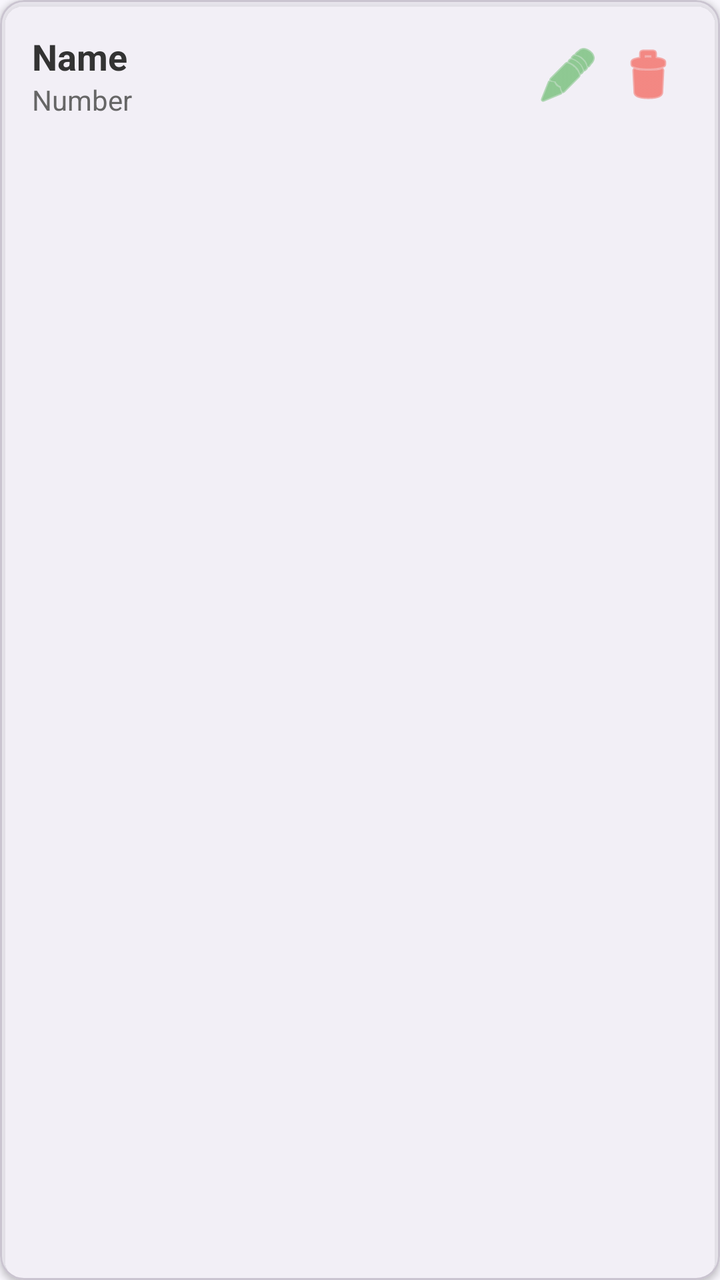
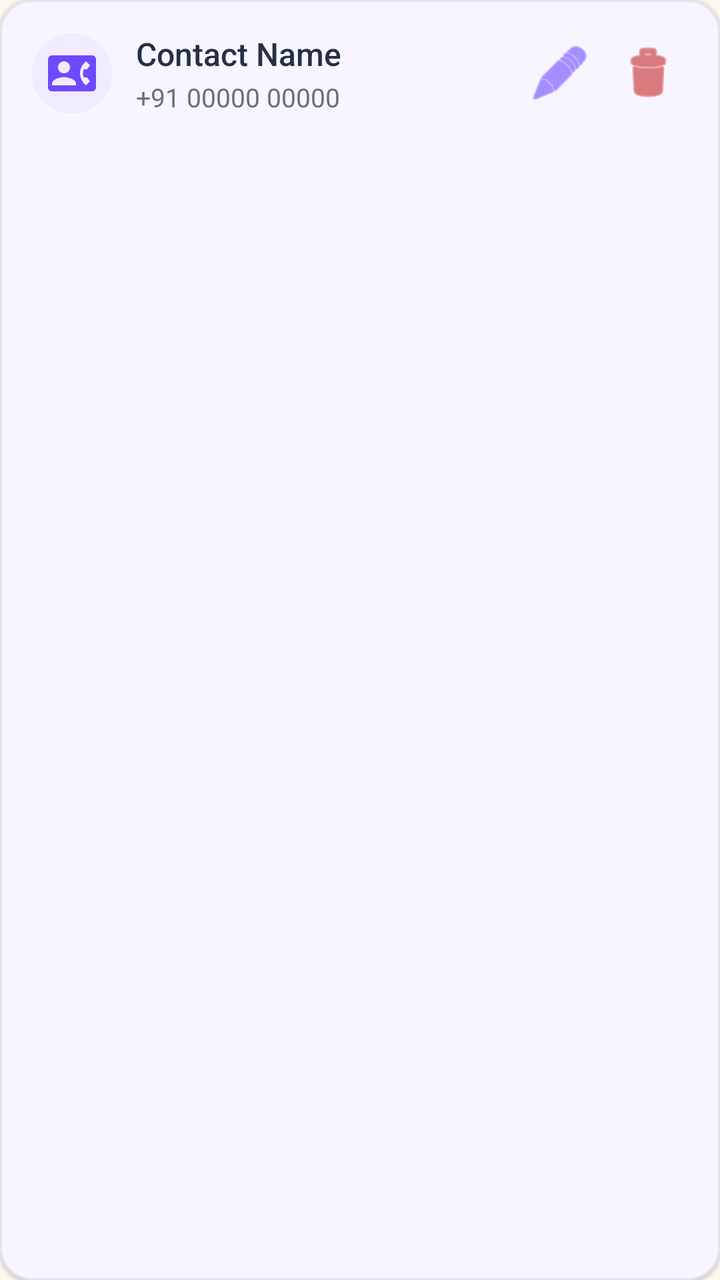

An Android layout rendered at two revisions. The XML below is the earlier revision; the diff shows what the commit changed to produce the second picture.
<!-- AndroidManifest.xml: application theme Theme.EmpowHer -->
<!-- res/layout/item_contact.xml -->
<?xml version="1.0" encoding="utf-8"?>
<com.google.android.material.card.MaterialCardView xmlns:android="http://schemas.android.com/apk/res/android"
    xmlns:app="http://schemas.android.com/apk/res-auto"
    android:layout_width="match_parent"
    android:layout_height="wrap_content"
    android:layout_marginBottom="8dp"
    app:cardCornerRadius="12dp"
    app:cardElevation="2dp"
    app:cardBackgroundColor="#CCFFFFFF">

    <LinearLayout
        android:layout_width="match_parent"
        android:layout_height="wrap_content"
        android:gravity="center_vertical"
        android:orientation="horizontal"
        android:padding="16dp">

        <LinearLayout
            android:layout_width="0dp"
            android:layout_height="wrap_content"
            android:layout_weight="1"
            android:orientation="vertical">

            <TextView
                android:id="@+id/tv_name"
                android:layout_width="wrap_content"
                android:layout_height="wrap_content"
                android:text="Name"
                android:textColor="#333333"
                android:textSize="18sp"
                android:textStyle="bold" />

            <TextView
                android:id="@+id/tv_number"
                android:layout_width="wrap_content"
                android:layout_height="wrap_content"
                android:text="Number"
                android:textColor="#666666"
                android:textSize="14sp" />
        </LinearLayout>

        <ImageButton
            android:id="@+id/btn_edit"
            android:layout_width="40dp"
            android:layout_height="40dp"
            android:background="?attr/selectableItemBackgroundBorderless"
            android:src="@android:drawable/ic_menu_edit"
            app:tint="#4CAF50" />

        <ImageButton
            android:id="@+id/btn_delete"
            android:layout_width="40dp"
            android:layout_height="40dp"
            android:background="?attr/selectableItemBackgroundBorderless"
            android:src="@android:drawable/ic_menu_delete"
            app:tint="#F44336" />

    </LinearLayout>
</com.google.android.material.card.MaterialCardView>
<!-- resources referenced by this layout -->
<resources>
  <style name="Theme.EmpowHer" parent="Base.Theme.EmpowHer" />
  <style name="Base.Theme.EmpowHer" parent="Theme.Material3.DayNight.NoActionBar">
          <item name="colorPrimary">@color/deep_purple</item>
          <item name="colorOnPrimary">@color/white</item>
          <item name="colorSecondary">@color/deep_purple</item>
          <item name="colorSurface">@color/woshield_card_bg</item>
          <item name="android:windowBackground">@color/woshield_bg</item>
          <item name="android:statusBarColor">@color/dark_purple</item>
      </style>
  <color name="deep_purple">#6D3DB8</color>
  <color name="white">#FFFFFF</color>
  <color name="woshield_card_bg">#FFFFFF</color>
  <color name="woshield_bg">#F8F6FC</color>
  <color name="dark_purple">#382253</color>
</resources>

<!-- the commit's change to res/layout/item_contact.xml (unified diff, before → after) -->
@@ -3,10 +3,12 @@
     xmlns:app="http://schemas.android.com/apk/res-auto"
     android:layout_width="match_parent"
     android:layout_height="wrap_content"
-    android:layout_marginBottom="8dp"
-    app:cardCornerRadius="12dp"
-    app:cardElevation="2dp"
-    app:cardBackgroundColor="#CCFFFFFF">
+    android:layout_marginBottom="10dp"
+    app:cardCornerRadius="16dp"
+    app:cardElevation="1dp"
+    app:cardBackgroundColor="@color/surface_card"
+    app:strokeColor="@color/subtle_border"
+    app:strokeWidth="1dp">
 
     <LinearLayout
         android:layout_width="match_parent"
@@ -14,6 +16,16 @@
         android:gravity="center_vertical"
         android:orientation="horizontal"
         android:padding="16dp">
+
+        <ImageView
+            android:layout_width="40dp"
+            android:layout_height="40dp"
+            android:layout_marginEnd="12dp"
+            android:background="@drawable/rounded_corner"
+            android:backgroundTint="@color/soft_violet"
+            android:padding="8dp"
+            android:src="@drawable/contact_icon"
+            app:tint="@color/royal_violet" />
 
         <LinearLayout
             android:layout_width="0dp"
@@ -25,18 +37,19 @@
                 android:id="@+id/tv_name"
                 android:layout_width="wrap_content"
                 android:layout_height="wrap_content"
-                android:text="Name"
-                android:textColor="#333333"
-                android:textSize="18sp"
-                android:textStyle="bold" />
+                android:text="Contact Name"
+                android:textColor="@color/midnight_slate"
+                android:textSize="16sp"
+                android:fontFamily="sans-serif-medium" />
 
             <TextView
                 android:id="@+id/tv_number"
                 android:layout_width="wrap_content"
                 android:layout_height="wrap_content"
-                android:text="Number"
-                android:textColor="#666666"
-                android:textSize="14sp" />
+                android:layout_marginTop="2dp"
+                android:text="+91 00000 00000"
+                android:textColor="@color/secondary_slate"
+                android:textSize="13sp" />
         </LinearLayout>
 
         <ImageButton
@@ -44,16 +57,19 @@
             android:layout_width="40dp"
             android:layout_height="40dp"
             android:background="?attr/selectableItemBackgroundBorderless"
+            android:contentDescription="Edit Contact"
             android:src="@android:drawable/ic_menu_edit"
-            app:tint="#4CAF50" />
+            app:tint="@color/royal_violet" />
 
         <ImageButton
             android:id="@+id/btn_delete"
             android:layout_width="40dp"
             android:layout_height="40dp"
+            android:layout_marginStart="4dp"
             android:background="?attr/selectableItemBackgroundBorderless"
+            android:contentDescription="Delete Contact"
             android:src="@android:drawable/ic_menu_delete"
-            app:tint="#F44336" />
+            app:tint="@color/critical_red" />
 
     </LinearLayout>
 </com.google.android.material.card.MaterialCardView>
<!-- resource entries referenced after the edit -->
@@ -1,18 +1,48 @@
 <!-- resources referenced by this layout -->
 <resources>
+  <color name="critical_red">#C62828</color>
+  <color name="midnight_slate">#243047</color>
+  <color name="royal_violet">#6D4AFF</color>
+  <color name="secondary_slate">#667085</color>
+  <color name="soft_violet">#F0ECFF</color>
+  <color name="subtle_border">#E7E2EC</color>
+  <color name="surface_card">#FFFFFF</color>
+  <!-- drawable contact_icon (drawable) -->
+  <vector android:height="24dp" android:tint="#000000"
+      android:viewportHeight="24" android:viewportWidth="24"
+      android:width="24dp" xmlns:android="http://schemas.android.com/apk/res/android">
+      <path android:fillColor="@android:color/white" android:pathData="M22,3L2,3C0.9,3 0,3.9 0,5v14c0,1.1 0.9,2 2,2h20c1.1,0 1.99,-0.9 1.99,-2L24,5c0,-1.1 -0.9,-2 -2,-2zM8,6c1.66,0 3,1.34 3,3s-1.34,3 -3,3 -3,-1.34 -3,-3 1.34,-3 3,-3zM14,18L2,18v-1c0,-2 4,-3.1 6,-3.1s6,1.1 6,3.1v1zM17.85,14h1.64L21,16l-1.99,1.99c-1.31,-0.98 -2.28,-2.38 -2.73,-3.99 -0.18,-0.64 -0.28,-1.31 -0.28,-2s0.1,-1.36 0.28,-2c0.45,-1.62 1.42,-3.01 2.73,-3.99L21,8l-1.51,2h-1.64c-0.22,0.63 -0.35,1.3 -0.35,2s0.13,1.37 0.35,2z"/>
+  </vector>
+  <!-- drawable rounded_corner (drawable) -->
+  <?xml version="1.0" encoding="utf-8"?>
+  <shape xmlns:android="http://schemas.android.com/apk/res/android"
+      android:shape="rectangle">
+      <corners android:radius="24dp"/>
+      <stroke android:width="1dip" android:color="@color/white"/>
+  
+  </shape>
   <style name="Theme.EmpowHer" parent="Base.Theme.EmpowHer" />
   <style name="Base.Theme.EmpowHer" parent="Theme.Material3.DayNight.NoActionBar">
-          <item name="colorPrimary">@color/deep_purple</item>
+          <item name="colorPrimary">@color/royal_violet</item>
           <item name="colorOnPrimary">@color/white</item>
-          <item name="colorSecondary">@color/deep_purple</item>
+          <item name="colorSecondary">@color/royal_violet</item>
           <item name="colorSurface">@color/woshield_card_bg</item>
           <item name="android:windowBackground">@color/woshield_bg</item>
-          <item name="android:statusBarColor">@color/dark_purple</item>
+          <item name="android:statusBarColor">@color/woshield_bg</item>
+          <item name="android:windowLightStatusBar" tools:targetApi="m">true</item>
+          <item name="materialCardViewStyle">@style/Widget.Woshield.Card</item>
       </style>
-  <color name="deep_purple">#6D3DB8</color>
   <color name="white">#FFFFFF</color>
   <color name="woshield_card_bg">#FFFFFF</color>
-  <color name="woshield_bg">#F8F6FC</color>
-  <color name="dark_purple">#382253</color>
+  <color name="woshield_bg">#FFF7F0</color>
+  <style name="Widget.Woshield.Card" parent="Widget.Material3.CardView.Elevated">
+          <item name="cardCornerRadius">@dimen/radius_card</item>
+          <item name="cardElevation">@dimen/elevation_card</item>
+          <item name="strokeWidth">1dp</item>
+          <item name="strokeColor">@color/subtle_border</item>
+          <item name="cardBackgroundColor">@color/woshield_card_bg</item>
+      </style>
+  <dimen name="radius_card">16dp</dimen>
+  <dimen name="elevation_card">2dp</dimen>
 </resources>
 
